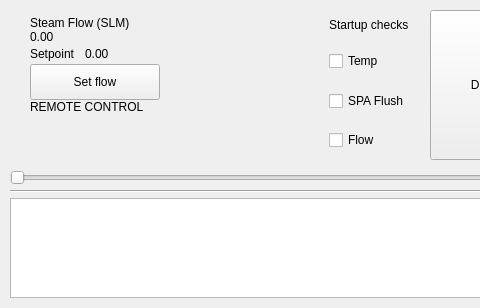
First picture: the form in ui/resources/RunPage_widget.ui, repository tamdak-dan/rch-steamer, before the edit; both pictures show x 0 to 480 and y 0 to 308 of the 800 by 308 pixel window.
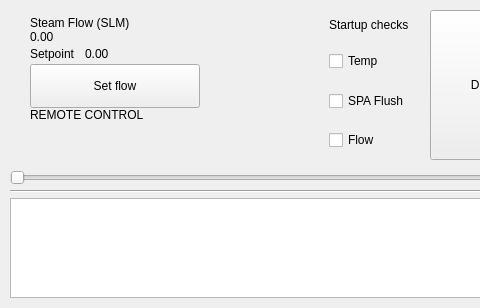
Second picture: the form after the edit.

Commit message:
Bigger Set flow button
130x36 -> 170x44 widget (40px visible under a 4px top margin), font
16 -> 18px. Its bottom edge now lines up with the Delivery/System
buttons (235px). Run page still needs 698px (749px in InitMain).

Claude-Session: https://claude.ai/code/session_01DpXPRdHiQR1SXg7JssSBq7

Diff of the .ui file:
```diff
--- a/ui/resources/RunPage_widget.ui
+++ b/ui/resources/RunPage_widget.ui
@@ -169,8 +169,8 @@
               <widget class="QPushButton" name="btn_SetFlow">
                <property name="minimumSize">
                 <size>
-                 <width>130</width>
-                 <height>36</height>
+                 <width>170</width>
+                 <height>44</height>
                 </size>
                </property>
                <property name="focusPolicy">
```
The commit also changes 1 other file.
